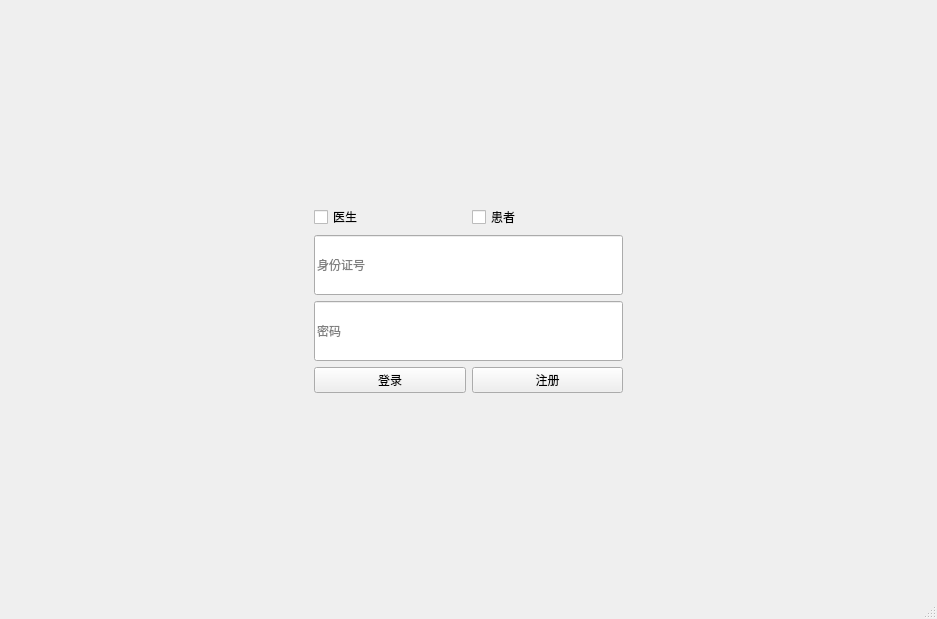
First picture: the form in ui/mainwindow.ui, repository BottleOfErie/SmartHospital, before the edit.
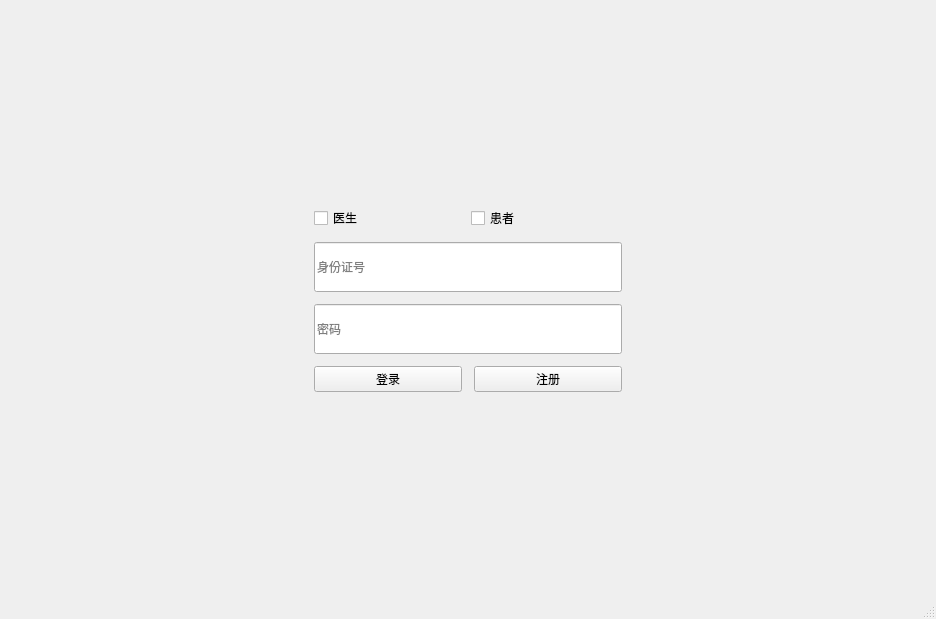
Second picture: the form after the edit. Icons and pictures are not drawn.

Commit message: fine-tune the space between widgets & the height of QLineEdit

```diff
--- a/ui/mainwindow.ui
+++ b/ui/mainwindow.ui
@@ -6,7 +6,7 @@
    <rect>
     <x>0</x>
     <y>0</y>
-    <width>937</width>
+    <width>936</width>
     <height>619</height>
    </rect>
   </property>
@@ -45,6 +45,9 @@
     </item>
     <item>
      <layout class="QVBoxLayout" name="verticalLayout_2">
+      <property name="spacing">
+       <number>6</number>
+      </property>
       <property name="sizeConstraint">
        <enum>QLayout::SetMinimumSize</enum>
       </property>
@@ -57,8 +60,14 @@
       </item>
       <item>
        <layout class="QVBoxLayout" name="verticalLayout">
+        <property name="spacing">
+         <number>12</number>
+        </property>
         <item>
          <layout class="QHBoxLayout" name="horizontalLayout_2">
+          <property name="spacing">
+           <number>6</number>
+          </property>
           <item>
            <widget class="QCheckBox" name="checkBox">
             <property name="text">
@@ -79,8 +88,8 @@
          <widget class="QLineEdit" name="username">
           <property name="minimumSize">
            <size>
-            <width>100</width>
-            <height>60</height>
+            <width>30</width>
+            <height>50</height>
            </size>
           </property>
           <property name="toolTip">
@@ -99,7 +108,7 @@
           <property name="minimumSize">
            <size>
             <width>30</width>
-            <height>60</height>
+            <height>50</height>
            </size>
           </property>
           <property name="text">
```
Left out of the diff: 4 changed lines with no effect on the pictures.
